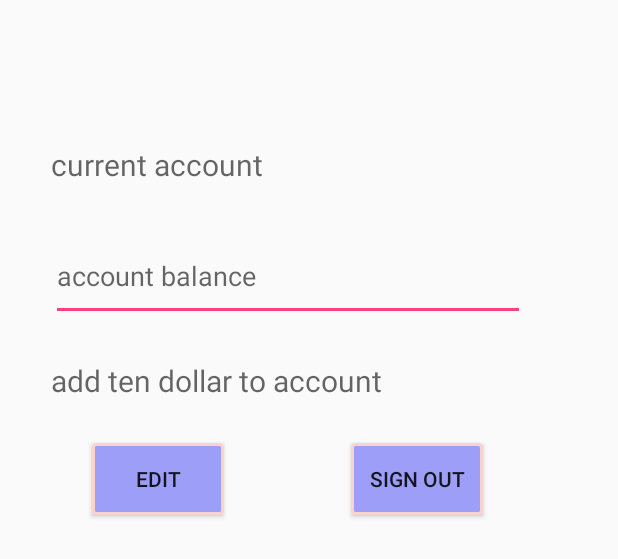
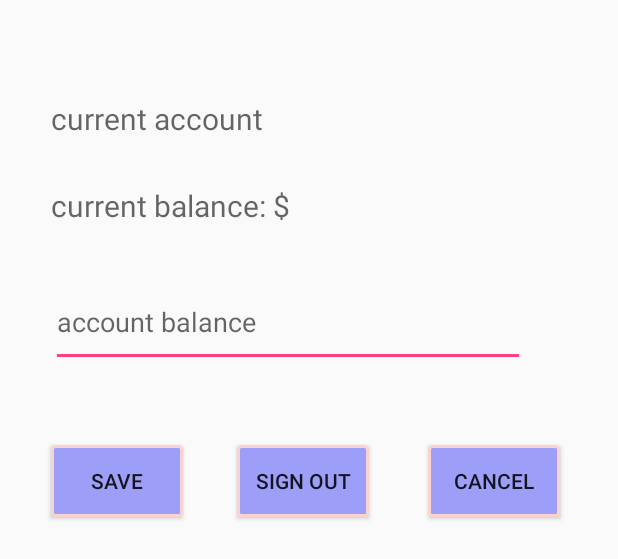
Before and after one commit to dogj/Easy-Parking, an Android app: the layout activity_account.xml on its own in the app's theme, with its tools: preview values and no code run, on a phone screen of 412 x 824 dp. Shown: the top 559 px of the screen. Run offline under Robolectric (Android 15) with nearby library versions, the phone set to English and light mode, and no system bars.

Commit message:
change account page, fix update bug, change launcher
change account page, fix update bug, change launcher

```diff
--- a/app/src/main/res/layout/activity_account.xml
+++ b/app/src/main/res/layout/activity_account.xml
@@ -12,7 +12,7 @@
         android:layout_height="30dp"
         android:hint="current account"
         app:layout_constraintTop_toTopOf="parent"
-        android:layout_marginTop="96dp"
+        android:layout_marginTop="65dp"
         android:textSize="20sp"
         android:layout_marginLeft="34dp"
         app:layout_constraintLeft_toLeftOf="parent"
@@ -31,48 +31,34 @@
         android:layout_marginRight="8dp"
         app:layout_constraintRight_toRightOf="parent"
         app:layout_constraintHorizontal_bias="0.0"
-        android:layout_marginTop="28dp"
+        android:layout_marginTop="89dp"
         app:layout_constraintTop_toBottomOf="@+id/username" />
 
-
-    <TextView
-        android:id="@+id/friends"
-        android:layout_width="316dp"
-        android:layout_height="30dp"
-        android:hint="add ten dollar to account"
-        app:layout_constraintTop_toBottomOf="@+id/account_balance"
-        android:layout_marginTop="26dp"
-        android:textSize="20sp"
-        android:layout_marginLeft="34dp"
-        app:layout_constraintLeft_toLeftOf="parent"
-        android:layout_marginRight="8dp"
-        app:layout_constraintRight_toRightOf="parent"
-        app:layout_constraintHorizontal_bias="0.0" />
 
     <Button
         android:id="@+id/sign_in"
         android:layout_width="wrap_content"
         android:layout_height="wrap_content"
-        android:layout_marginLeft="67dp"
-        android:layout_marginRight="8dp"
+        android:layout_marginRight="115dp"
         android:background="@drawable/button_shape"
         android:text="Sign out"
-        app:layout_constraintHorizontal_bias="0.172"
+        app:layout_constraintRight_toRightOf="parent"
+        android:layout_marginTop="52dp"
+        app:layout_constraintTop_toBottomOf="@+id/account_balance"
         app:layout_constraintLeft_toRightOf="@+id/register"
-        app:layout_constraintRight_toRightOf="parent"
-        android:layout_marginTop="25dp"
-        app:layout_constraintTop_toBottomOf="@+id/friends" />
+        android:layout_marginLeft="8dp"
+        app:layout_constraintHorizontal_bias="0.352" />
 
     <Button
         android:id="@+id/register"
         android:layout_width="wrap_content"
         android:layout_height="wrap_content"
-        android:layout_marginLeft="61dp"
+        android:layout_marginLeft="34dp"
         android:background="@drawable/button_shape"
-        android:text="Edit"
+        android:text="Save"
         app:layout_constraintLeft_toLeftOf="parent"
-        android:layout_marginTop="25dp"
-        app:layout_constraintTop_toBottomOf="@+id/friends" />
+        android:layout_marginTop="52dp"
+        app:layout_constraintTop_toBottomOf="@+id/account_balance" />
 
     <TextView
         android:id="@+id/tip"
@@ -91,4 +77,28 @@
         app:layout_constraintBottom_toBottomOf="parent"
         app:layout_constraintLeft_toLeftOf="parent"
         app:layout_constraintRight_toRightOf="parent" />
+
+    <Button
+        android:id="@+id/Account_cancel"
+        android:layout_width="wrap_content"
+        android:layout_height="wrap_content"
+        android:text="Cancel"
+        android:background="@drawable/button_shape"
+        android:layout_marginTop="52dp"
+        app:layout_constraintTop_toBottomOf="@+id/account_balance"
+        app:layout_constraintLeft_toRightOf="@+id/sign_in"
+        android:layout_marginLeft="8dp"
+        android:layout_marginRight="8dp"
+        app:layout_constraintRight_toRightOf="parent" />
+
+    <TextView
+        android:id="@+id/Account_current_balance"
+        android:layout_width="316dp"
+        android:layout_height="30dp"
+        android:hint="current balance: $"
+        android:textSize="20sp"
+        android:layout_marginLeft="34dp"
+        app:layout_constraintLeft_toLeftOf="parent"
+        android:layout_marginTop="28dp"
+        app:layout_constraintTop_toBottomOf="@+id/username" />
 </android.support.constraint.ConstraintLayout>
--- a/app/src/main/res/values/strings.xml
+++ b/app/src/main/res/values/strings.xml
@@ -1,3 +1,3 @@
 <resources>
-    <string name="app_name">Parking</string>
+    <string name="app_name">Easy Parking</string>
 </resources>
```
Also changed, not shown: app/src/main/java/com/jiangxin/packing/Account.java (+16 -5 lines), app/src/main/java/com/jiangxin/packing/HomePage.java (+83 -5 lines), app/src/main/java/com/jiangxin/packing/MainActivity.java (+3 -9 lines), app/src/main/res/layout/activity_main.xml (+0 -9 lines), app/src/main/res/mipmap-hdpi/ic_launcher.png, app/src/main/res/mipmap-hdpi/ic_launcher2.png (added), app/src/main/res/mipmap-mdpi/ic_launcher.png, app/src/main/res/mipmap-mdpi/ic_launcher2.png (added), app/src/main/res/mipmap-xhdpi/ic_launcher.png, app/src/main/res/mipmap-xhdpi/ic_launcher2.png (added), app/src/main/res/mipmap-xxhdpi/ic_launcher.png, app/src/main/res/mipmap-xxhdpi/ic_launcher2.png (added), app/src/main/res/mipmap-xxxhdpi/ic_launcher.png, app/src/main/res/mipmap-xxxhdpi/ic_launcher2.png (added).
